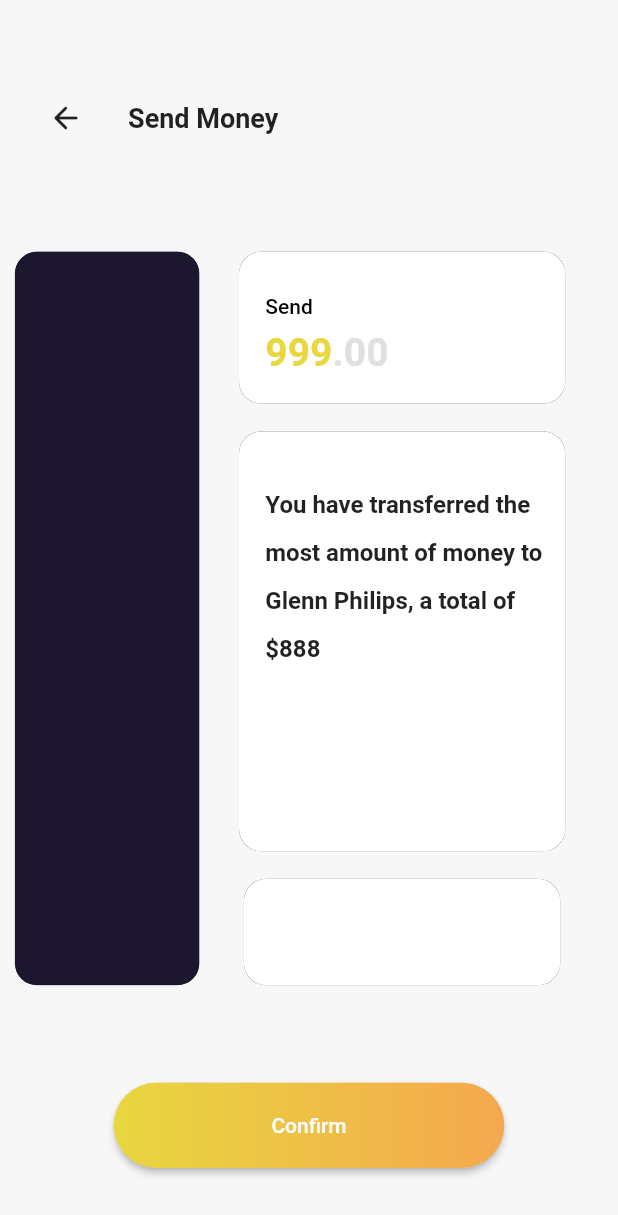
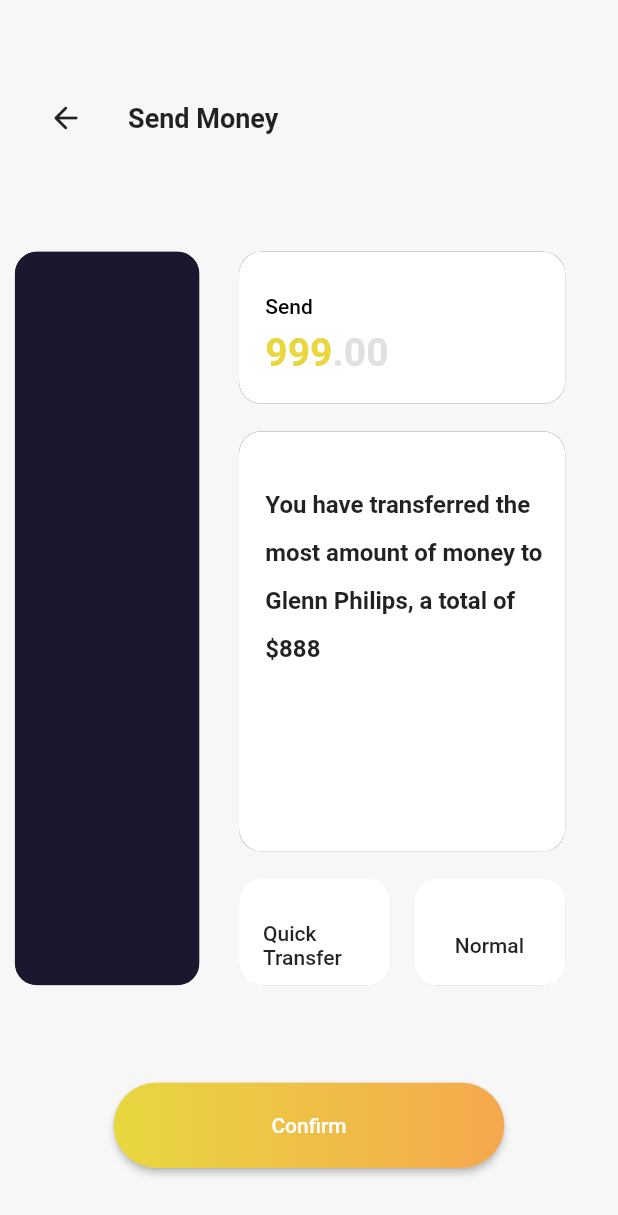
Before and after one commit to isnihal/Ocean-Bank, a Flutter app: the screen it shows after launch, on a phone screen of 412 x 824 dp. Shown: the top 1215 px of the screen. Run offline on Flutter 3.47's test engine with Material 2 defaults, Android fonts, the phone set to English and light mode, and no system bars; our stand-ins replace flutter_screenutil.

Commit message:
Feelin sleepy

```diff
--- a/lib/screens/send_money.dart
+++ b/lib/screens/send_money.dart
@@ -1,5 +1,10 @@
 import 'package:flutter/material.dart';
 import 'package:flutter_screenutil/flutter_screenutil.dart';
+
+enum TRANSFER_METHOD{
+  QUICK_TRANSFER,
+  NORMAL
+}
 
 class SendMoney extends StatefulWidget {
   @override
@@ -7,6 +12,9 @@ class SendMoney extends StatefulWidget {
 }
 
 class _SendMoneyState extends State<SendMoney> {
+
+  TRANSFER_METHOD currentTransferMethod = TRANSFER_METHOD.QUICK_TRANSFER;
+
   @override
   Widget build(BuildContext context) {
 
@@ -124,10 +132,12 @@ class _SendMoneyState extends State<SendMoney> {
                       ),
                     ),
                     SizedBox(height: ScreenUtil().setHeight(18),),
+                    Row(
+                      children: [
                         ClipRRect(
                           borderRadius: BorderRadius.circular(15),
-                      child: Container(
-                        width: ScreenUtil().setWidth(192),
+                          child: currentTransferMethod!=TRANSFER_METHOD.QUICK_TRANSFER? Container(
+                            width: ScreenUtil().setWidth(92),
                             height: ScreenUtil().setHeight(70),
                             decoration: BoxDecoration(
                                 color: Colors.white,
@@ -136,8 +146,59 @@ class _SendMoneyState extends State<SendMoney> {
                                   blurRadius: 1.0,
                                 ),]
                             ),
+                          ):
+                          Container(
+                            width: ScreenUtil().setWidth(92),
+                            height: ScreenUtil().setHeight(70),
+                            child: RaisedButton(
+                              color: Colors.white,
+                              onPressed: (){},
+                              child: Padding(
+                                padding: EdgeInsets.only(
+                                    top: ScreenUtil().setHeight(18),
+
+                                ),
+                                child: Text("Quick Transfer"),
                               ),
                             ),
+                          ),
+                        ),
+                        SizedBox(width: ScreenUtil().setWidth(14),),
+                        ClipRRect(
+                          borderRadius: BorderRadius.circular(15),
+                          child: currentTransferMethod==TRANSFER_METHOD.NORMAL?Container(
+                            width: ScreenUtil().setWidth(92),
+                            height: ScreenUtil().setHeight(70),
+                            child: RaisedButton(
+                              color: Colors.white,
+                              onPressed: (){},
+                              child: Padding(
+                                padding: EdgeInsets.only(
+                                  top: ScreenUtil().setHeight(18),
+                                  left: 0
+                                ),
+                                child: Text("Normal"),
+                              ),
+                            ),
+                          ):
+                          Container(
+                            width: ScreenUtil().setWidth(92),
+                            height: ScreenUtil().setHeight(70),
+                            child: RaisedButton(
+                              color: Colors.white,
+                              onPressed: (){},
+                              child: Padding(
+                                padding: EdgeInsets.only(
+                                  top: ScreenUtil().setHeight(18),
+                                    left: 0
+                                ),
+                                child: Text("Normal"),
+                              ),
+                            ),
+                          ),
+                        ),
+                      ],
+                    )
 
                   ],
                 )
```
Lines whose indentation alone changed are shown as unchanged.
